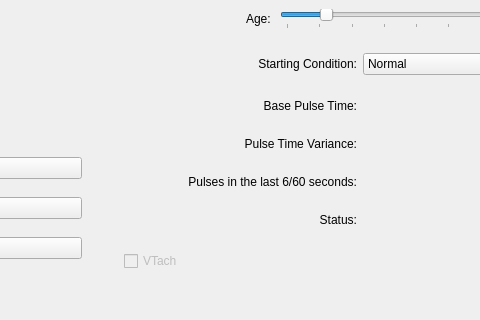
Qt form aed/mainwindow.ui (HamzaAlsarakbi/AEDSimulator) before a commit; both pictures show x 443 to 923 and y 374 to 694 of the 1091 by 694 pixel window.
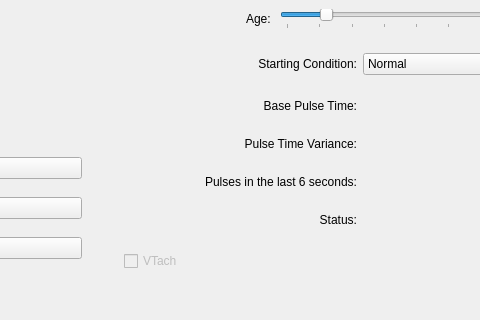
The same form after that commit. Icons and pictures are not drawn.

The edit to the form file:
```diff
--- a/aed/mainwindow.ui
+++ b/aed/mainwindow.ui
@@ -1470,7 +1470,7 @@
                </size>
               </property>
               <property name="text">
-               <string>Pulses in the last 6/60 seconds:</string>
+               <string>Pulses in the last 6 seconds:</string>
               </property>
               <property name="alignment">
                <set>Qt::AlignRight|Qt::AlignTrailing|Qt::AlignVCenter</set>
```
